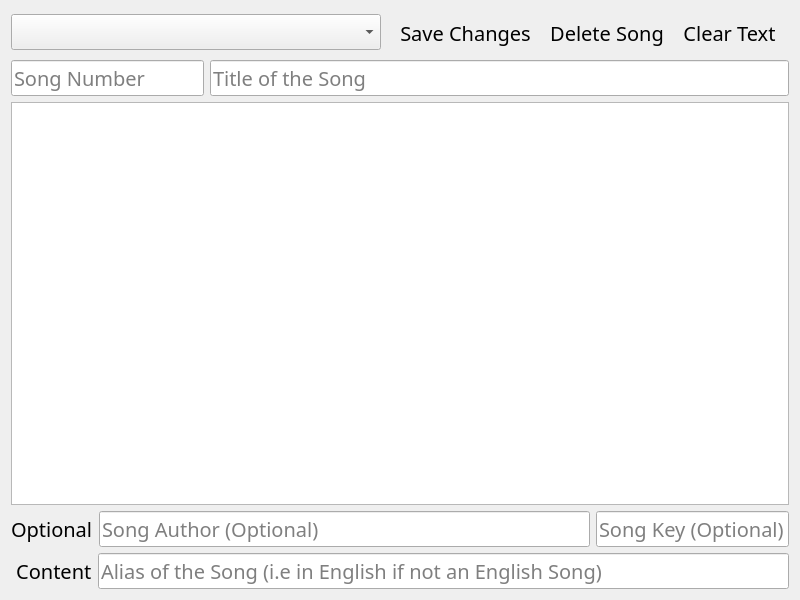
Old version of the form src/vSongEdit.ui in the repository AppSmata/vSongBook4pc.
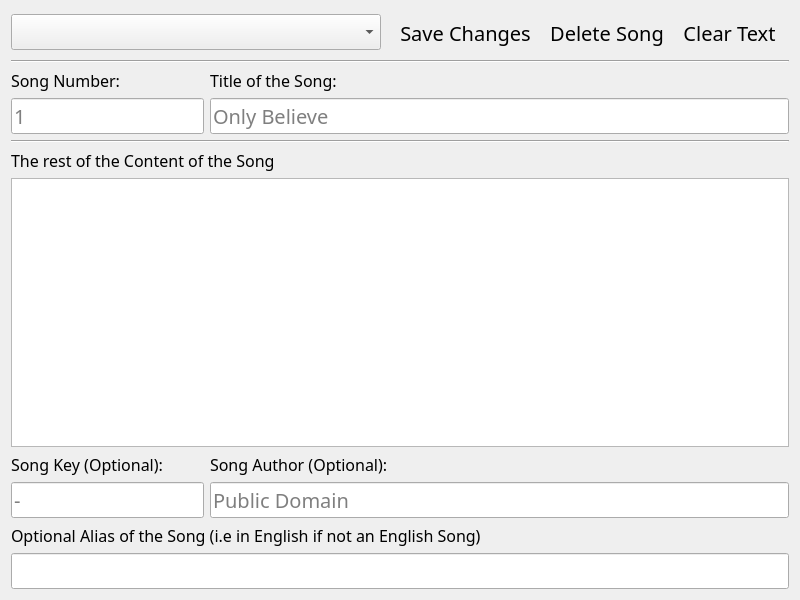
New version of the form. Icons and pictures are not drawn.

```diff
--- a/src/vSongEdit.ui
+++ b/src/vSongEdit.ui
@@ -60,9 +60,30 @@
          </item>
         </layout>
        </item>
+       <item>
+        <widget class="Line" name="line">
+         <property name="orientation">
+          <enum>Qt::Horizontal</enum>
+         </property>
+        </widget>
+       </item>
        <item>
         <layout class="QHBoxLayout" name="HLayout_2">
          <item>
+          <layout class="QVBoxLayout" name="verticalLayout">
+           <item>
+            <widget class="QLabel" name="LblNumber">
+             <property name="font">
+              <font>
+               <pointsize>12</pointsize>
+              </font>
+             </property>
+             <property name="text">
+              <string>Song Number:</string>
+             </property>
+            </widget>
+           </item>
+           <item>
           <widget class="QLineEdit" name="TxtNumber">
            <property name="sizePolicy">
             <sizepolicy hsizetype="Fixed" vsizetype="Fixed">
@@ -80,18 +101,61 @@
             <string/>
            </property>
            <property name="placeholderText">
-            <string>Song Number</string>
+              <string>1</string>
+             </property>
+            </widget>
+           </item>
+          </layout>
+         </item>
+         <item>
+          <layout class="QVBoxLayout" name="LayoutTitle">
+           <item>
+            <widget class="QLabel" name="LblTitle">
+             <property name="font">
+              <font>
+               <pointsize>12</pointsize>
+              </font>
+             </property>
+             <property name="text">
+              <string>Title of the Song:</string>
            </property>
           </widget>
          </item>
          <item>
           <widget class="QLineEdit" name="TxtTitle">
+             <property name="sizePolicy">
+              <sizepolicy hsizetype="Expanding" vsizetype="Fixed">
+               <horstretch>0</horstretch>
+               <verstretch>0</verstretch>
+              </sizepolicy>
+             </property>
            <property name="placeholderText">
-            <string>Title of the Song</string>
+              <string>Only Believe</string>
            </property>
           </widget>
          </item>
         </layout>
+         </item>
+        </layout>
+       </item>
+       <item>
+        <widget class="Line" name="line_2">
+         <property name="orientation">
+          <enum>Qt::Horizontal</enum>
+         </property>
+        </widget>
+       </item>
+       <item>
+        <widget class="QLabel" name="LblContent">
+         <property name="font">
+          <font>
+           <pointsize>12</pointsize>
+          </font>
+         </property>
+         <property name="text">
+          <string>The rest of the Content of the Song</string>
+         </property>
+        </widget>
        </item>
        <item>
         <widget class="QPlainTextEdit" name="TxtContent">
@@ -111,54 +175,90 @@
           <string/>
          </property>
          <property name="placeholderText">
-          <string>Content of the Song</string>
+          <string/>
          </property>
         </widget>
        </item>
        <item>
         <layout class="QHBoxLayout" name="HLayout_3">
          <item>
-          <widget class="QLabel" name="LblOptional">
-           <property name="text">
-            <string>Optional</string>
-           </property>
-          </widget>
-         </item>
+          <layout class="QVBoxLayout" name="LayoutKey">
          <item>
-          <widget class="QLineEdit" name="TxtAuthor">
-           <property name="placeholderText">
-            <string>Song Author (Optional)</string>
+            <widget class="QLabel" name="LblKey">
+             <property name="font">
+              <font>
+               <pointsize>12</pointsize>
+              </font>
+             </property>
+             <property name="text">
+              <string>Song Key (Optional):</string>
            </property>
           </widget>
          </item>
          <item>
           <widget class="QLineEdit" name="TxtKey">
            <property name="sizePolicy">
-            <sizepolicy hsizetype="Fixed" vsizetype="Fixed">
+              <sizepolicy hsizetype="Preferred" vsizetype="Fixed">
              <horstretch>0</horstretch>
              <verstretch>0</verstretch>
             </sizepolicy>
            </property>
            <property name="placeholderText">
-            <string>Song Key (Optional)</string>
+              <string>-</string>
            </property>
           </widget>
          </item>
         </layout>
+         </item>
+         <item>
+          <layout class="QVBoxLayout" name="LayoutAuthor">
+           <item>
+            <widget class="QLabel" name="LblAuthor">
+             <property name="font">
+              <font>
+               <pointsize>12</pointsize>
+              </font>
+             </property>
+             <property name="text">
+              <string>Song Author (Optional):</string>
+             </property>
+            </widget>
+           </item>
+           <item>
+            <widget class="QLineEdit" name="TxtAuthor">
+             <property name="sizePolicy">
+              <sizepolicy hsizetype="Expanding" vsizetype="Fixed">
+               <horstretch>0</horstretch>
+               <verstretch>0</verstretch>
+              </sizepolicy>
+             </property>
+             <property name="placeholderText">
+              <string>Public Domain</string>
+             </property>
+            </widget>
+           </item>
+          </layout>
+         </item>
+        </layout>
+       </item>
+       <item>
+        <widget class="QLabel" name="LblAlias">
+         <property name="font">
+          <font>
+           <pointsize>12</pointsize>
+          </font>
+         </property>
+         <property name="text">
+          <string>Optional Alias of the Song (i.e in English if not an English Song)</string>
+         </property>
+        </widget>
        </item>
        <item>
         <layout class="QHBoxLayout" name="HLayout_4">
-         <item>
-          <widget class="QLabel" name="label">
-           <property name="text">
-            <string> Content</string>
-           </property>
-          </widget>
-         </item>
          <item>
           <widget class="QLineEdit" name="TxtAlias">
            <property name="placeholderText">
-            <string>Alias of the Song (i.e in English if not an English Song)</string>
+            <string/>
            </property>
           </widget>
          </item>
```
Left out of the diff: 3 changed lines with no effect on the pictures. Lines whose indentation alone changed are shown as unchanged.
